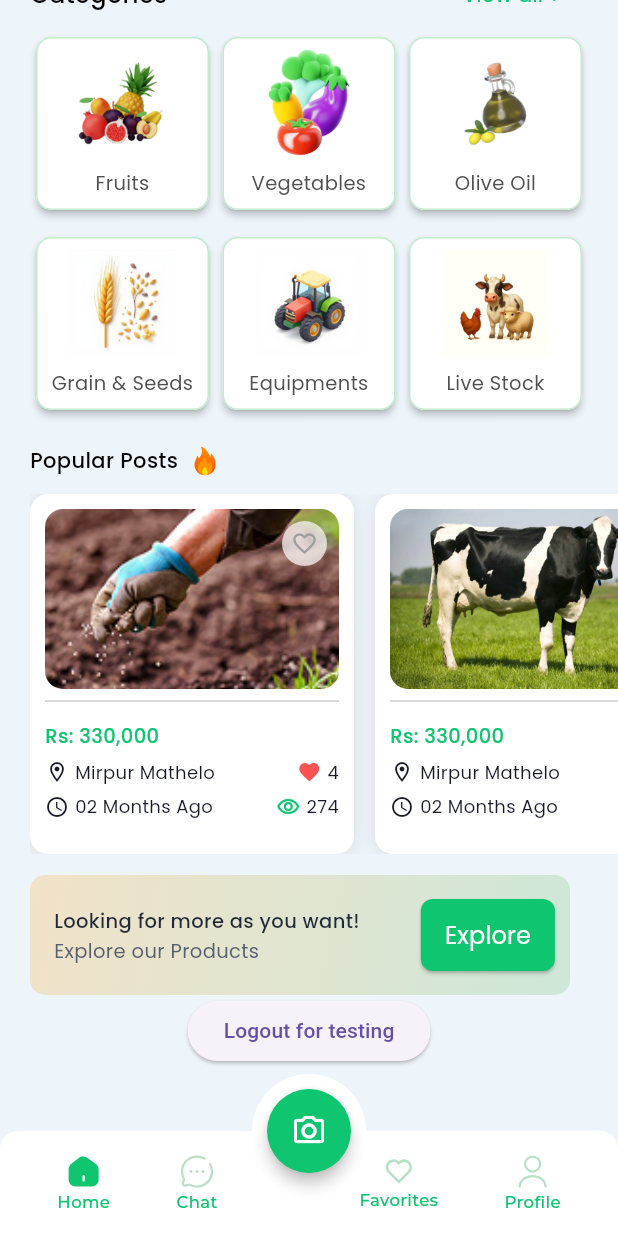
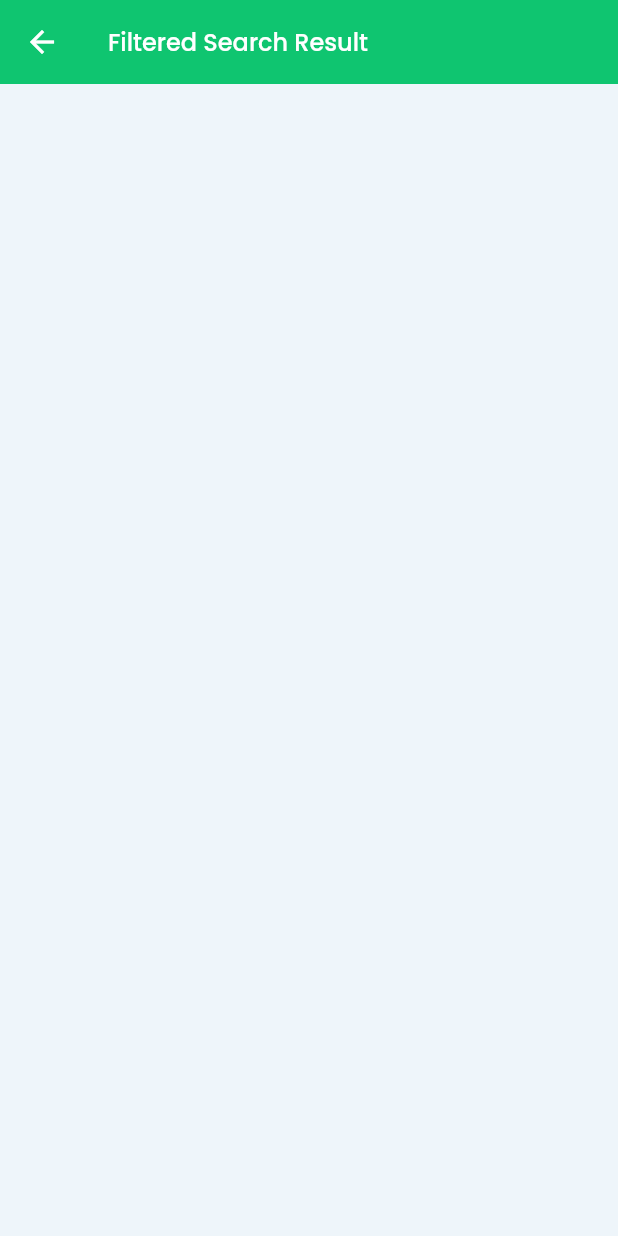
Before and after one commit to mimoriam/farmers_hub, a Flutter app: the HomeScreen screen opened directly, scrolled down 576 dp, after a tap on "Explore", on a phone screen of 412 x 824 dp. Run offline on Flutter 3.47's test engine with Material 3 defaults, Android fonts, the phone set to English and light mode, and no system bars; our stand-ins replace another_flutter_splash_screen, carousel_slider, cloud_firestore, firebase_auth, firebase_core, flutter_form_builder and 6 more; missing offline and left inert: sign_button; accounts and stored records are empty.

Commit message:
fix(register): Address field spacing

```diff
--- a/lib/screens/categories/categories_screen.dart
+++ b/lib/screens/categories/categories_screen.dart
@@ -1,9 +1,7 @@
 import 'package:flutter/material.dart';
-import 'package:flutter/services.dart';
 
 import 'package:farmers_hub/utils/constants.dart';
 
-import 'package:flutter_svg/svg.dart';
 import 'package:flutter_form_builder/flutter_form_builder.dart';
 import 'package:google_fonts/google_fonts.dart';
 
--- /dev/null
+++ b/lib/screens/filtered_results/filtered_results_screen.dart
@@ -0,0 +1,36 @@
+import 'package:flutter/material.dart';
+
+import 'package:farmers_hub/utils/constants.dart';
+
+import 'package:flutter_form_builder/flutter_form_builder.dart';
+import 'package:google_fonts/google_fonts.dart';
+
+class FilteredResultsScreen extends StatefulWidget {
+  const FilteredResultsScreen({super.key});
+
+  @override
+  State<FilteredResultsScreen> createState() => _FilteredResultsScreenState();
+}
+
+class _FilteredResultsScreenState extends State<FilteredResultsScreen> {
+  final _formKey = GlobalKey<FormBuilderState>();
+  final validateMode = AutovalidateMode.onUserInteraction;
+
+  @override
+  Widget build(BuildContext context) {
+    return Scaffold(
+      backgroundColor: homebackgroundColor,
+      appBar: AppBar(
+        leading: BackButton(color: Colors.white),
+        backgroundColor: onboardingColor,
+        automaticallyImplyLeading: true,
+        title: Text(
+          "Filtered Search Result",
+          // style: TextStyle(color: Colors.white, fontSize: 18, fontWeight: FontWeight.bold),
+          style: GoogleFonts.poppins(color: Colors.white, fontSize: 16, fontWeight: FontWeight.w500),
+        ),
+      ),
+      body: SafeArea(child: SingleChildScrollView()),
+    );
+  }
+}
--- a/lib/screens/home/home_screen.dart
+++ b/lib/screens/home/home_screen.dart
@@ -7,6 +7,7 @@ import 'package:farmers_hub/utils/constants.dart';
 import 'package:farmers_hub/services/firebase_service.dart';
 import 'package:farmers_hub/screens/login/login_screen.dart';
 import 'package:farmers_hub/screens/categories/categories_screen.dart';
+import 'package:farmers_hub/screens/filtered_results/filtered_results_screen.dart';
 
 import 'package:flutter_form_builder/flutter_form_builder.dart';
 import 'package:flutter_svg/svg.dart';
@@ -904,7 +905,14 @@ class _HomeScreenState extends State<HomeScreen> {
                           const SizedBox(width: 16),
 
                           ElevatedButton(
-                            onPressed: () {},
+                            onPressed: () {
+                              if (context.mounted) {
+                                Navigator.push(
+                                  context,
+                                  MaterialPageRoute(builder: (context) => FilteredResultsScreen()),
+                                );
+                              }
+                            },
                             style: ElevatedButton.styleFrom(
                               backgroundColor: onboardingColor,
                               padding: const EdgeInsets.symmetric(horizontal: 16, vertical: 12),
--- a/lib/screens/signup/signup_google_screen.dart
+++ b/lib/screens/signup/signup_google_screen.dart
@@ -271,7 +271,7 @@ class _SignupGoogleScreenState extends State<SignupGoogleScreen> {
                           },
                         ),
 
-                        SizedBox(height: 8),
+                        SizedBox(height: 26),
 
                         Text(
                           "Enter Your Address",
--- a/lib/screens/signup/signup_screen.dart
+++ b/lib/screens/signup/signup_screen.dart
@@ -256,7 +256,7 @@ class _SignUpScreenState extends State<SignUpScreen> {
                         },
                       ),
 
-                      SizedBox(height: 8),
+                      SizedBox(height: 26),
 
                       Text(
                         "Enter Your Address",
```
